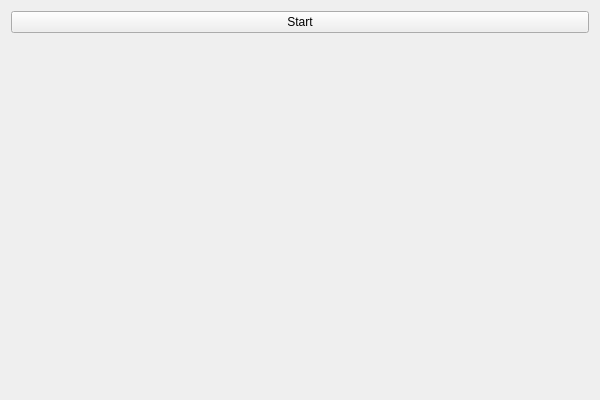
Above: Lab2_GUI/gui.ui from Cvelth/Comp_Simulation_Projects before the change. Below: the same form after it.
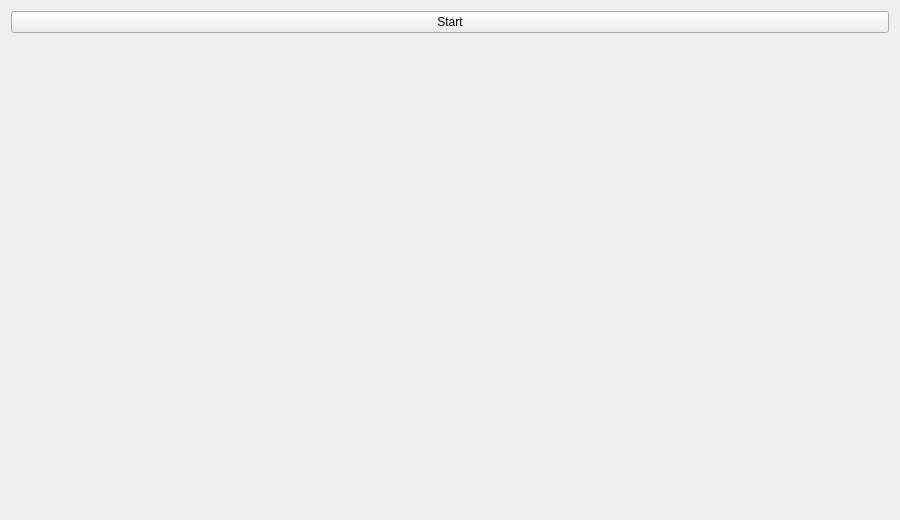
That is the form after the change.

Commit message: Properties system was implemented.

Diff of the .ui file:
```diff
--- a/Lab2_GUI/gui.ui
+++ b/Lab2_GUI/gui.ui
@@ -6,8 +6,8 @@
    <rect>
     <x>0</x>
     <y>0</y>
-    <width>600</width>
-    <height>400</height>
+    <width>900</width>
+    <height>520</height>
    </rect>
   </property>
   <property name="windowTitle">
@@ -26,7 +26,28 @@
     </layout>
    </item>
    <item>
-    <layout class="QHBoxLayout" name="canvasLayout"/>
+    <layout class="QHBoxLayout" name="horizontalLayout_2" stretch="3,1">
+     <item>
+      <layout class="QHBoxLayout" name="canvasLayout"/>
+     </item>
+     <item>
+      <layout class="QVBoxLayout" name="propertiesLayout">
+       <item>
+        <spacer name="verticalSpacer">
+         <property name="orientation">
+          <enum>Qt::Vertical</enum>
+         </property>
+         <property name="sizeHint" stdset="0">
+          <size>
+           <width>20</width>
+           <height>40</height>
+          </size>
+         </property>
+        </spacer>
+       </item>
+      </layout>
+     </item>
+    </layout>
    </item>
   </layout>
  </widget>
```
The commit also changes 7 other files.
